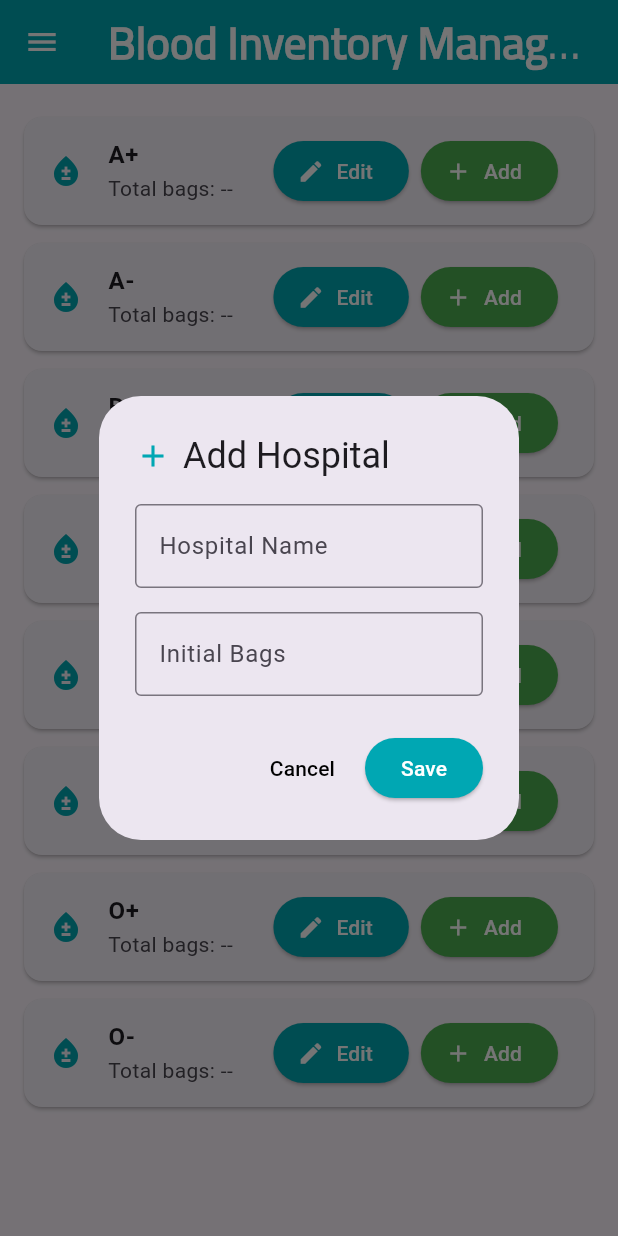
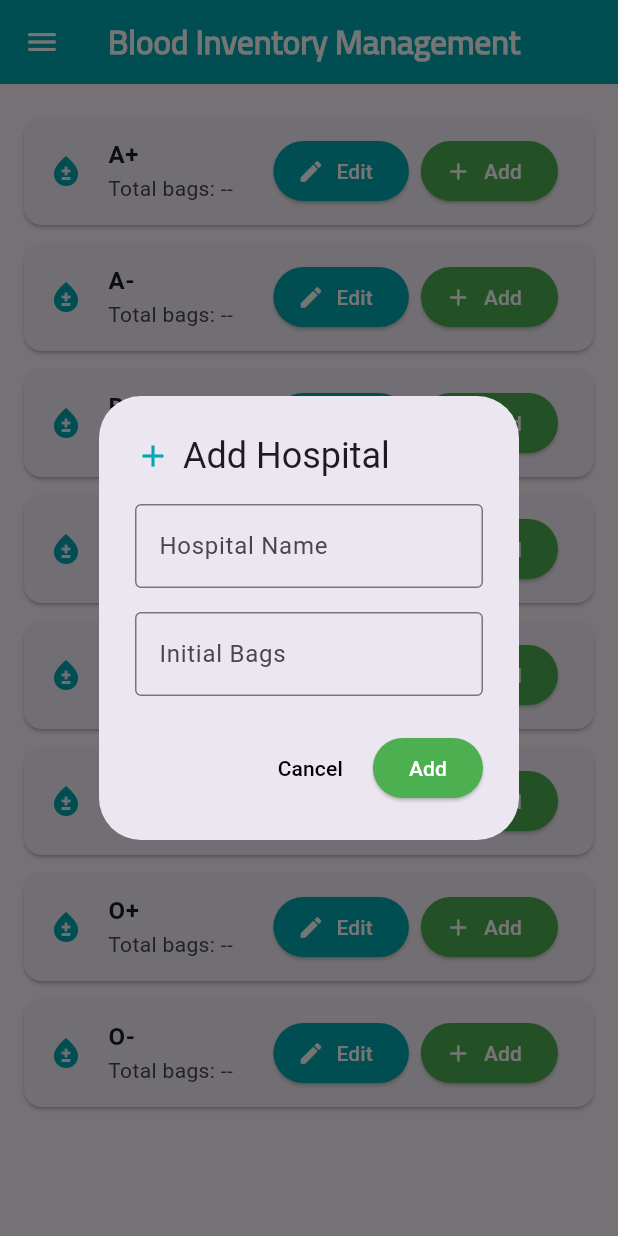
Before and after one commit to kaReemalaa808/lifelink, a Flutter app: the BloodInventoryAdminPage screen opened by its route, after a tap on "Add", on a phone screen of 412 x 824 dp. Run offline on Flutter 3.47's test engine with Material 3 defaults, Android fonts, the phone set to English and light mode, and no system bars; our stand-ins replace connectivity_plus, curved_navigation_bar, internet_connection_checker.

Commit message:
Base app

```diff
--- a/lib/main.dart
+++ b/lib/main.dart
@@ -29,7 +29,7 @@ class MyApp extends StatelessWidget {
       builder: (context, child) {
         return NetworkWrapper(child: child!);
       },
-      home: const AdminOrdersScreen(),
+      home: const AdminPage(),
       routes: {
         "scaleDemo": (context) => const IntroScreen(),
         "admin": (context) => const AdminPage(),
--- a/lib/screen/blood_Inventory.dart
+++ b/lib/screen/blood_Inventory.dart
@@ -28,6 +28,7 @@ class _BloodInventoryAdminPageState extends State<BloodInventoryAdminPage> {
     "مستشفى الرحمة",
   ];
 
+  final Color mainColor = const Color(0xFF00A7B3);
   bool _messageVisible = false;
 
   /// منع تكرار الرسائل
@@ -63,10 +64,10 @@ class _BloodInventoryAdminPageState extends State<BloodInventoryAdminPage> {
       context: context,
       builder: (_) => AlertDialog(
         title: Row(
-          children: const [
-            Icon(Icons.edit, color: Color(0xFF00A7B3)),
-            SizedBox(width: 8),
-            Text("Edit Blood Stock"),
+          children: [
+            Icon(Icons.edit, color: mainColor),
+            const SizedBox(width: 8),
+            Text("Edit $bloodType Stock"),
           ],
         ),
         content: Column(
@@ -98,34 +99,25 @@ class _BloodInventoryAdminPageState extends State<BloodInventoryAdminPage> {
         ),
         actions: [
           TextButton(
-            style: TextButton.styleFrom(foregroundColor: Colors.black),
             onPressed: () => Navigator.pop(context),
-            child: const Text("Cancel"),
+            child: const Text("Cancel", style: TextStyle(color: Colors.black)),
           ),
           ElevatedButton(
-            style: ElevatedButton.styleFrom(
-              backgroundColor: const Color(0xFF00A7B3),
-              foregroundColor: Colors.white,
-            ),
+            style: ElevatedButton.styleFrom(backgroundColor: mainColor),
             onPressed: () async {
               if (selectedHospital == null || quantityController.text.isEmpty) {
                 showMessage("Please fill all fields", color: Colors.red);
                 return;
               }
-
               bool hasInternet = await InternetService.hasInternet();
               if (!hasInternet) {
                 showMessage("❌ No Internet Connection", color: Colors.red);
                 return;
               }
-
               Navigator.pop(context);
-              showMessage(
-                "$bloodType in $selectedHospital set to ${quantityController.text} bags ✅",
-                color: Colors.green,
-              );
+              showMessage("Updated successfully ✅", color: Colors.green);
             },
-            child: const Text("Save"),
+            child: const Text("Save", style: TextStyle(color: Colors.white)),
           ),
         ],
       ),
@@ -141,10 +133,10 @@ class _BloodInventoryAdminPageState extends State<BloodInventoryAdminPage> {
       context: context,
       builder: (_) => AlertDialog(
         title: Row(
-          children: const [
-            Icon(Icons.add, color: Color(0xFF00A7B3)),
-            SizedBox(width: 8),
-            Text("Add Hospital"),
+          children: [
+            Icon(Icons.add, color: mainColor),
+            const SizedBox(width: 8),
+            const Text("Add Hospital"),
           ],
         ),
         content: Column(
@@ -170,40 +162,21 @@ class _BloodInventoryAdminPageState extends State<BloodInventoryAdminPage> {
         ),
         actions: [
           TextButton(
-            style: TextButton.styleFrom(foregroundColor: Colors.black),
             onPressed: () => Navigator.pop(context),
-            child: const Text("Cancel"),
+            child: const Text("Cancel", style: TextStyle(color: Colors.black)),
           ),
           ElevatedButton(
-            style: ElevatedButton.styleFrom(
-              backgroundColor: const Color(0xFF00A7B3),
-              foregroundColor: Colors.white,
-            ),
+            style: ElevatedButton.styleFrom(backgroundColor: Colors.green),
             onPressed: () async {
               if (hospitalController.text.isEmpty ||
                   quantityController.text.isEmpty) {
                 showMessage("Please fill all fields", color: Colors.red);
                 return;
               }
-
-              bool hasInternet = await InternetService.hasInternet();
-              if (!hasInternet) {
-                showMessage("❌ No Internet Connection", color: Colors.red);
-                return;
-              }
-
-              setState(() {
-                hospitals.add(hospitalController.text);
-              });
-
               Navigator.pop(context);
-
-              showMessage(
-                "${hospitalController.text} added with ${quantityController.text} bags ✅",
-                color: Colors.green,
-              );
+              showMessage("Hospital added successfully ✅", color: Colors.green);
             },
-            child: const Text("Save"),
+            child: const Text("Add", style: TextStyle(color: Colors.white)),
           ),
         ],
       ),
@@ -221,24 +194,25 @@ class _BloodInventoryAdminPageState extends State<BloodInventoryAdminPage> {
               color: Colors.white,
               fontFamily: "Cairo",
               fontWeight: FontWeight.bold,
-              fontSize: 30,
+              fontSize: 22,
             ),
           ),
-          backgroundColor: const Color(0xFF00A7B3),
+          backgroundColor: mainColor,
           iconTheme: const IconThemeData(color: Colors.white),
+          centerTitle: true,
         ),
         drawer: Drawer(
           child: Column(
             children: [
-              const UserAccountsDrawerHeader(
-                decoration: BoxDecoration(color: Color(0xFF00A7B3)),
-                accountName: Text("Admin"),
-                accountEmail: Text("admin@lifelink.com"),
-                currentAccountPicture: CircleAvatar(
+              UserAccountsDrawerHeader(
+                decoration: BoxDecoration(color: mainColor),
+                accountName: const Text("Admin"),
+                accountEmail: const Text("admin@lifelink.com"),
+                currentAccountPicture: const CircleAvatar(
                   backgroundColor: Colors.white,
                   child: Icon(
                     Icons.admin_panel_settings,
-                    color: Colors.white,
+                    color: Color(0xFF00A7B3),
                     size: 40,
                   ),
                 ),
@@ -249,14 +223,21 @@ class _BloodInventoryAdminPageState extends State<BloodInventoryAdminPage> {
                 onTap: () => _navigateAndCloseDrawer(context, "admin"),
               ),
               ListTile(
-                leading: const Icon(Icons.people),
-                title: const Text("Users"),
-                onTap: () {},
+                leading: const Icon(Icons.list_alt),
+                title: const Text("Orders"),
+                onTap: () =>
+                    _navigateAndCloseDrawer(context, "adminOrdersScreen"),
               ),
               ListTile(
-                leading: const Icon(Icons.bar_chart),
-                title: const Text("Reports"),
-                onTap: () {},
+                leading: Icon(Icons.inventory_2, color: mainColor),
+                title: Text(
+                  "Inventory",
+                  style: TextStyle(
+                    color: mainColor,
+                    fontWeight: FontWeight.bold,
+                  ),
+                ),
+                onTap: () => Navigator.pop(context),
               ),
               const Spacer(),
               const Divider(),
@@ -275,10 +256,7 @@ class _BloodInventoryAdminPageState extends State<BloodInventoryAdminPage> {
               return Card(
                 margin: const EdgeInsets.symmetric(vertical: 6),
                 child: ListTile(
-                  leading: const Icon(
-                    Icons.bloodtype,
-                    color: Color(0xFF00A7B3),
-                  ),
+                  leading: Icon(Icons.bloodtype, color: mainColor),
                   title: Text(
                     type,
                     style: const TextStyle(fontWeight: FontWeight.bold),
@@ -289,7 +267,7 @@ class _BloodInventoryAdminPageState extends State<BloodInventoryAdminPage> {
                     children: [
                       ElevatedButton.icon(
                         style: ElevatedButton.styleFrom(
-                          backgroundColor: const Color(0xFF00A7B3),
+                          backgroundColor: mainColor,
                           foregroundColor: Colors.white,
                         ),
                         onPressed: () => _showEditDialog(type),
```
Also changed, not shown: lib/screen/Admin_Orders.dart (+70 -8 lines), lib/screen/admin.dart (+55 -36 lines).
